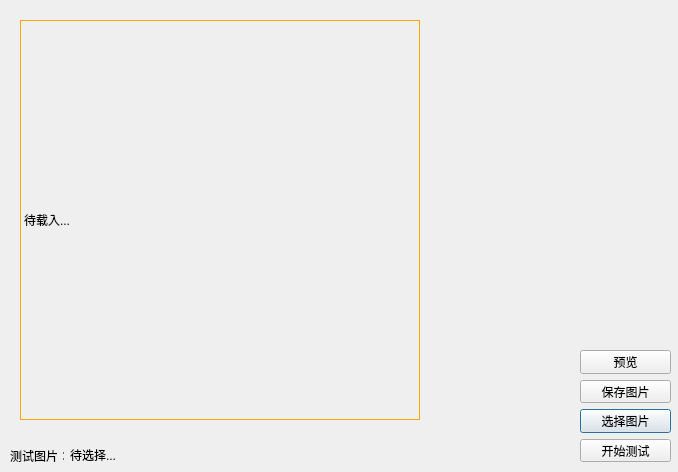
The window that CameraSet.ui (Bingao-hn/Client) describes before a commit, drawn with Qt 5.
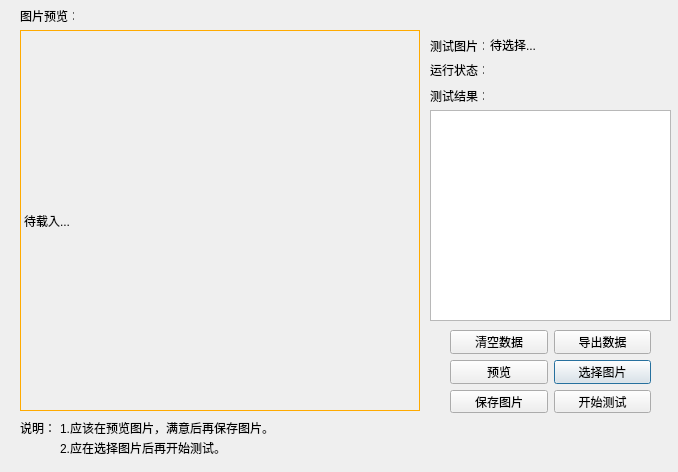
The same window after the commit. Icons and pictures are not drawn.

Commit message: 基本改完所有界面

Diff of the .ui file:
```diff
--- a/CameraSet.ui
+++ b/CameraSet.ui
@@ -29,9 +29,9 @@
    <property name="geometry">
     <rect>
      <x>20</x>
-     <y>20</y>
+     <y>30</y>
      <width>400</width>
-     <height>400</height>
+     <height>381</height>
     </rect>
    </property>
    <property name="styleSheet">
@@ -52,48 +52,62 @@
   <widget class="QWidget" name="gridLayoutWidget_3">
    <property name="geometry">
     <rect>
-     <x>580</x>
-     <y>350</y>
-     <width>91</width>
-     <height>112</height>
+     <x>450</x>
+     <y>330</y>
+     <width>201</width>
+     <height>83</height>
     </rect>
    </property>
    <layout class="QGridLayout" name="gridLayout_3">
-    <item row="2" column="0">
+    <item row="1" column="1">
      <widget class="QPushButton" name="select">
       <property name="text">
        <string>选择图片</string>
       </property>
      </widget>
     </item>
-    <item row="0" column="0">
+    <item row="1" column="0">
      <widget class="QPushButton" name="show">
       <property name="text">
        <string>预览</string>
       </property>
      </widget>
     </item>
-    <item row="1" column="0">
+    <item row="2" column="0">
      <widget class="QPushButton" name="save">
       <property name="text">
        <string>保存图片</string>
       </property>
      </widget>
     </item>
-    <item row="3" column="0">
+    <item row="2" column="1">
      <widget class="QPushButton" name="start_test">
       <property name="text">
        <string>开始测试</string>
       </property>
      </widget>
     </item>
+    <item row="0" column="0">
+     <widget class="QPushButton" name="btn_clear">
+      <property name="text">
+       <string>清空数据</string>
+      </property>
+     </widget>
+    </item>
+    <item row="0" column="1">
+     <widget class="QPushButton" name="btn_save">
+      <property name="text">
+       <string>导出数据</string>
+      </property>
+     </widget>
+    </item>
    </layout>
   </widget>
   <widget class="QLabel" name="test_pic">
    <property name="geometry">
     <rect>
-     <x>70</x>
-     <y>447</y>
+     <x>490</x>
+     <y>37</y>
      <width>121</width>
      <height>16</height>
     </rect>
@@ -105,8 +119,8 @@
   <widget class="QLabel" name="label_2">
    <property name="geometry">
     <rect>
-     <x>10</x>
-     <y>450</y>
+     <x>430</x>
+     <y>40</y>
      <width>54</width>
      <height>12</height>
     </rect>
@@ -115,6 +129,116 @@
     <string>测试图片：</string>
    </property>
   </widget>
+  <widget class="QLabel" name="label_3">
+   <property name="geometry">
+    <rect>
+     <x>430</x>
+     <y>64</y>
+     <width>54</width>
+     <height>12</height>
+    </rect>
+   </property>
+   <property name="text">
+    <string>运行状态：</string>
+   </property>
+  </widget>
+  <widget class="QLabel" name="lab_status">
+   <property name="geometry">
+    <rect>
+     <x>490</x>
+     <y>60</y>
+     <width>181</width>
+     <height>21</height>
+    </rect>
+   </property>
+   <property name="text">
+    <string/>
+   </property>
+   <property name="pixmap">
+    <pixmap resource="resource.qrc">:/image/sleep.jpg</pixmap>
+   </property>
+  </widget>
+  <widget class="QTextEdit" name="textEdit_recv">
+   <property name="enabled">
+    <bool>true</bool>
+   </property>
+   <property name="geometry">
+    <rect>
+     <x>430</x>
+     <y>110</y>
+     <width>241</width>
+     <height>211</height>
+    </rect>
+   </property>
+   <property name="readOnly">
+    <bool>true</bool>
+   </property>
+  </widget>
+  <widget class="QLabel" name="label">
+   <property name="geometry">
+    <rect>
+     <x>430</x>
+     <y>90</y>
+     <width>54</width>
+     <height>12</height>
+    </rect>
+   </property>
+   <property name="text">
+    <string>测试结果：</string>
+   </property>
+  </widget>
+  <widget class="QLabel" name="label_4">
+   <property name="geometry">
+    <rect>
+     <x>20</x>
+     <y>10</y>
+     <width>54</width>
+     <height>12</height>
+    </rect>
+   </property>
+   <property name="text">
+    <string>图片预览：</string>
+   </property>
+  </widget>
+  <widget class="QLabel" name="label_5">
+   <property name="geometry">
+    <rect>
+     <x>20</x>
+     <y>420</y>
+     <width>31</width>
+     <height>16</height>
+    </rect>
+   </property>
+   <property name="text">
+    <string>说明：</string>
+   </property>
+  </widget>
+  <widget class="QLabel" name="label_6">
+   <property name="geometry">
+    <rect>
+     <x>60</x>
+     <y>420</y>
+     <width>241</width>
+     <height>16</height>
+    </rect>
+   </property>
+   <property name="text">
+    <string>1.应该在预览图片，满意后再保存图片。</string>
+   </property>
+  </widget>
+  <widget class="QLabel" name="label_7">
+   <property name="geometry">
+    <rect>
+     <x>60</x>
+     <y>440</y>
+     <width>281</width>
+     <height>16</height>
+    </rect>
+   </property>
+   <property name="text">
+    <string>2.应在选择图片后再开始测试。</string>
+   </property>
+  </widget>
  </widget>
  <resources/>
  <connections/>
```
Left out of the diff: 4 changed lines with no effect on the pictures. The commit also changes 6 other files.
